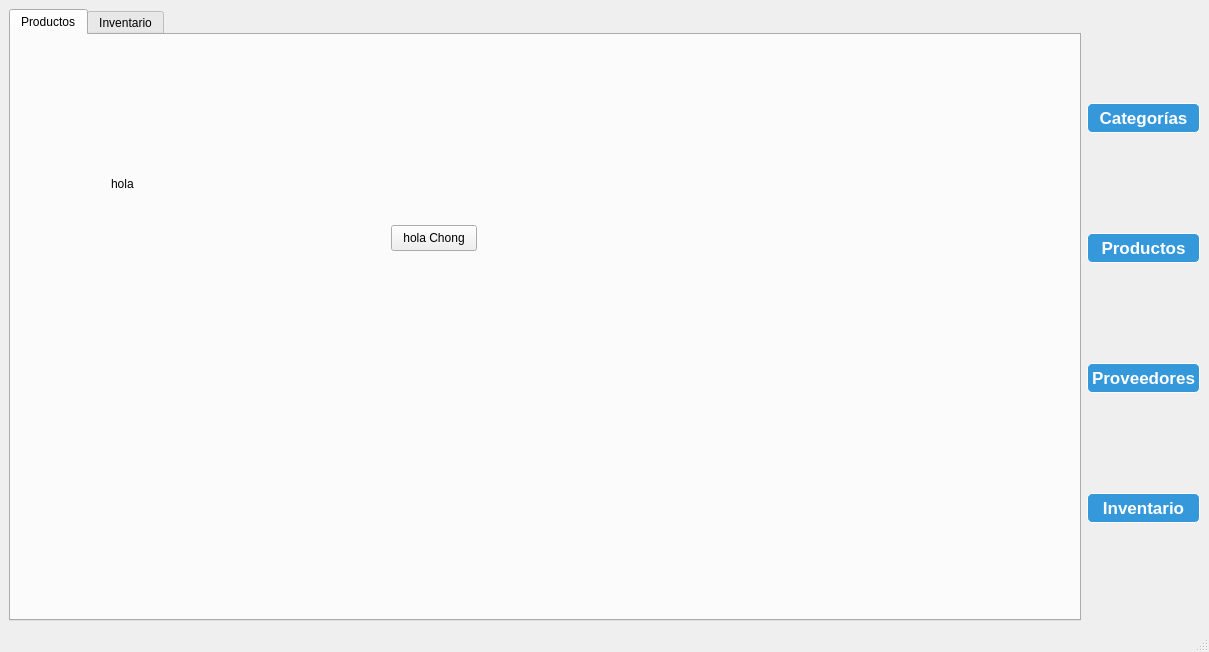
Above: mainwindow.ui from ramxv/NodeStock before the change. Below: the same form after it.
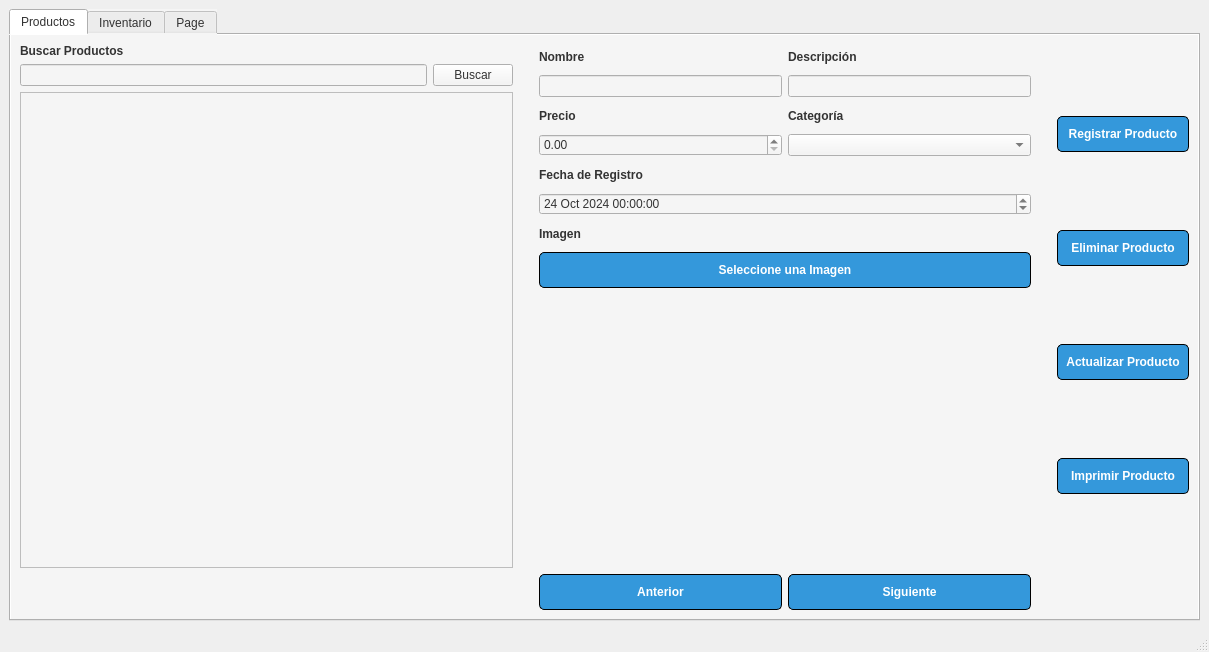
That is the form after the change.

Commit message: feat: add new page and features

The edit to the form file:
```diff
--- a/mainwindow.ui
+++ b/mainwindow.ui
@@ -20,6 +20,18 @@
    <layout class="QHBoxLayout" name="horizontalLayout">
     <item>
      <widget class="QTabWidget" name="tabWidget">
+      <property name="styleSheet">
+       <string notr="true">QWidget {
+    font-family: Arial, sans-serif;
+    background-color: #f5f5f5;  /* Light gray background for the form */
+    color: #333;                /* Dark text color */
+}
+
+QLabel {
+    font-weight: bold;          /* Bold labels for field names */
+}
+</string>
+      </property>
       <property name="currentIndex">
        <number>0</number>
       </property>
@@ -27,32 +39,429 @@
        <attribute name="title">
         <string>Productos</string>
        </attribute>
-       <widget class="QLabel" name="label_2">
-        <property name="geometry">
-         <rect>
-          <x>100</x>
-          <y>140</y>
-          <width>65</width>
-          <height>18</height>
-         </rect>
-        </property>
-        <property name="text">
-         <string>hola</string>
-        </property>
-       </widget>
-       <widget class="QPushButton" name="pushButton">
-        <property name="geometry">
-         <rect>
-          <x>380</x>
-          <y>190</y>
-          <width>86</width>
-          <height>26</height>
-         </rect>
-        </property>
-        <property name="text">
-         <string>hola Chong</string>
-        </property>
-       </widget>
+       <layout class="QGridLayout" name="gridLayout">
+        <item row="0" column="0">
+         <layout class="QVBoxLayout" name="verticalLayout_3">
+          <property name="sizeConstraint">
+           <enum>QLayout::SizeConstraint::SetMinimumSize</enum>
+          </property>
+          <item>
+           <layout class="QVBoxLayout" name="verticalLayout_2">
+            <item>
+             <widget class="QLabel" name="label_11">
+              <property name="text">
+               <string>Buscar Productos</string>
+              </property>
+             </widget>
+            </item>
+            <item>
+             <layout class="QHBoxLayout" name="horizontalLayout_3">
+              <item>
+               <widget class="QLineEdit" name="buscarLineEdit"/>
+              </item>
+              <item>
+               <widget class="QPushButton" name="buscarBtn">
+                <property name="text">
+                 <string>Buscar</string>
+                </property>
+               </widget>
+              </item>
+             </layout>
+            </item>
+           </layout>
+          </item>
+          <item>
+           <widget class="QTableView" name="prodTableview">
+            <property name="frameShape">
+             <enum>QFrame::Shape::StyledPanel</enum>
+            </property>
+            <property name="selectionMode">
+             <enum>QAbstractItemView::SelectionMode::SingleSelection</enum>
+            </property>
+            <property name="selectionBehavior">
+             <enum>QAbstractItemView::SelectionBehavior::SelectRows</enum>
+            </property>
+           </widget>
+          </item>
+         </layout>
+        </item>
+        <item row="0" column="1">
+         <spacer name="verticalSpacer">
+          <property name="orientation">
+           <enum>Qt::Orientation::Vertical</enum>
+          </property>
+          <property name="sizeHint" stdset="0">
+           <size>
+            <width>20</width>
+            <height>40</height>
+           </size>
+          </property>
+         </spacer>
+        </item>
+        <item row="0" column="2">
+         <layout class="QVBoxLayout" name="verticalLayout_7">
+          <item>
+           <layout class="QVBoxLayout" name="verticalLayout_6">
+            <item>
+             <layout class="QHBoxLayout" name="horizontalLayout_4">
+              <item>
+               <layout class="QVBoxLayout" name="col1">
+                <item>
+                 <layout class="QVBoxLayout" name="nombreProducto">
+                  <item>
+                   <widget class="QLabel" name="label_3">
+                    <property name="maximumSize">
+                     <size>
+                      <width>16777215</width>
+                      <height>25</height>
+                     </size>
+                    </property>
+                    <property name="text">
+                     <string>Nombre</string>
+                    </property>
+                   </widget>
+                  </item>
+                  <item>
+                   <widget class="QLineEdit" name="prodNombre"/>
+                  </item>
+                 </layout>
+                </item>
+                <item>
+                 <layout class="QHBoxLayout" name="horizontalLayout_2">
+                  <item>
+                   <layout class="QVBoxLayout" name="precioProducto">
+                    <item>
+                     <widget class="QLabel" name="label_5">
+                      <property name="maximumSize">
+                       <size>
+                        <width>16777215</width>
+                        <height>25</height>
+                       </size>
+                      </property>
+                      <property name="text">
+                       <string>Precio</string>
+                      </property>
+                     </widget>
+                    </item>
+                    <item>
+                     <widget class="QDoubleSpinBox" name="precioDoubleSpin">
+                      <property name="maximum">
+                       <double>9999.989999999999782</double>
+                      </property>
+                     </widget>
+                    </item>
+                   </layout>
+                  </item>
+                 </layout>
+                </item>
+               </layout>
+              </item>
+              <item>
+               <layout class="QVBoxLayout" name="verticalLayout_5">
+                <item>
+                 <layout class="QVBoxLayout" name="descripcionProducto">
+                  <item>
+                   <widget class="QLabel" name="label_4">
+                    <property name="maximumSize">
+                     <size>
+                      <width>16777215</width>
+                      <height>25</height>
+                     </size>
+                    </property>
+                    <property name="text">
+                     <string>Descripción</string>
+                    </property>
+                   </widget>
+                  </item>
+                  <item>
+                   <widget class="QLineEdit" name="prodDescripcion"/>
+                  </item>
+                 </layout>
+                </item>
+                <item>
+                 <layout class="QVBoxLayout" name="categoriaProducto">
+                  <item>
+                   <widget class="QLabel" name="label_7">
+                    <property name="maximumSize">
+                     <size>
+                      <width>16777215</width>
+                      <height>25</height>
+                     </size>
+                    </property>
+                    <property name="text">
+                     <string>Categoría</string>
+                    </property>
+                   </widget>
+                  </item>
+                  <item>
+                   <widget class="QComboBox" name="categoriaCbx"/>
+                  </item>
+                 </layout>
+                </item>
+               </layout>
+              </item>
+             </layout>
+            </item>
+            <item>
+             <layout class="QVBoxLayout" name="verticalLayout_4">
+              <item>
+               <layout class="QVBoxLayout" name="verticalLayout">
+                <item>
+                 <widget class="QLabel" name="label_2">
+                  <property name="maximumSize">
+                   <size>
+                    <width>16777215</width>
+                    <height>25</height>
+                   </size>
+                  </property>
+                  <property name="text">
+                   <string>Fecha de Registro</string>
+                  </property>
+                 </widget>
+                </item>
+                <item>
+                 <widget class="QDateTimeEdit" name="fechaRegistro">
+                  <property name="date">
+                   <date>
+                    <year>2024</year>
+                    <month>10</month>
+                    <day>24</day>
+                   </date>
+                  </property>
+                 </widget>
+                </item>
+               </layout>
+              </item>
+              <item>
+               <widget class="QLabel" name="label_8">
+                <property name="maximumSize">
+                 <size>
+                  <width>16777215</width>
+                  <height>25</height>
+                 </size>
+                </property>
+                <property name="text">
+                 <string>Imagen</string>
+                </property>
+               </widget>
+              </item>
+              <item>
+               <widget class="QPushButton" name="imageBtn">
+                <property name="font">
+                 <font>
+                  <family>Arial</family>
+                  <bold>true</bold>
+                 </font>
+                </property>
+                <property name="styleSheet">
+                 <string notr="true">QPushButton {
+	background-color: #3498db;     
+    color: white;                  
+    border-radius: 5px;       
+   	border: 1px solid black;
+    padding: 10px;
+}
+QPushButton:hover {
+    background-color: #2980b9;
+    border: 1px solid #ffffff;
+}</string>
+                </property>
+                <property name="text">
+                 <string>Seleccione una Imagen</string>
+                </property>
+               </widget>
+              </item>
+             </layout>
+            </item>
+           </layout>
+          </item>
+          <item>
+           <widget class="QLabel" name="imageContainerLbl">
+            <property name="text">
+             <string/>
+            </property>
+           </widget>
+          </item>
+         </layout>
+        </item>
+        <item row="0" column="3">
+         <spacer name="verticalSpacer_2">
+          <property name="orientation">
+           <enum>Qt::Orientation::Vertical</enum>
+          </property>
+          <property name="sizeHint" stdset="0">
+           <size>
+            <width>20</width>
+            <height>40</height>
+           </size>
+          </property>
+         </spacer>
+        </item>
+        <item row="0" column="4">
+         <layout class="QVBoxLayout" name="crudProductos">
+          <item>
+           <widget class="QPushButton" name="prodRegistrar">
+            <property name="font">
+             <font>
+              <family>Arial</family>
+              <bold>true</bold>
+             </font>
+            </property>
+            <property name="styleSheet">
+             <string notr="true">QPushButton {
+	background-color: #3498db;     
+    color: white;                  
+    border-radius: 5px;       
+   	border: 1px solid black;
+    padding: 10px 8px;
+}
+QPushButton:hover {
+    background-color: #2980b9;
+    border: 1px solid #ffffff;
+}</string>
+            </property>
+            <property name="text">
+             <string>Registrar Producto</string>
+            </property>
+           </widget>
+          </item>
+          <item>
+           <widget class="QPushButton" name="prodEliminar">
+            <property name="font">
+             <font>
+              <family>Arial</family>
+              <bold>true</bold>
+             </font>
+            </property>
+            <property name="styleSheet">
+             <string notr="true">QPushButton {
+	background-color: #3498db;     
+    color: white;                  
+    border-radius: 5px;       
+   	border: 1px solid black;
+    padding: 10px 8px;
+}
+QPushButton:hover {
+    background-color: #2980b9;
+    border: 1px solid #ffffff;
+}</string>
+            </property>
+            <property name="text">
+             <string>Eliminar Producto</string>
+            </property>
+           </widget>
+          </item>
+          <item>
+           <widget class="QPushButton" name="prodActualizar">
+            <property name="font">
+             <font>
+              <family>Arial</family>
+              <bold>true</bold>
+             </font>
+            </property>
+            <property name="styleSheet">
+             <string notr="true">QPushButton {
+	background-color: #3498db;     
+    color: white;                  
+    border-radius: 5px;       
+   	border: 1px solid black;
+    padding: 10px 8px;
+}
+QPushButton:hover {
+    background-color: #2980b9;
+    border: 1px solid #ffffff;
+}</string>
+            </property>
+            <property name="text">
+             <string>Actualizar Producto</string>
+            </property>
+           </widget>
+          </item>
+          <item>
+           <widget class="QPushButton" name="prodImprimir">
+            <property name="font">
+             <font>
+              <family>Arial</family>
+              <bold>true</bold>
+             </font>
+            </property>
+            <property name="styleSheet">
+             <string notr="true">QPushButton {
+	background-color: #3498db;     
+    color: white;                  
+    border-radius: 5px;       
+   	border: 1px solid black;
+    padding: 10px 8px;
+}
+QPushButton:hover {
+    background-color: #2980b9;
+    border: 1px solid #ffffff;
+}</string>
+            </property>
+            <property name="text">
+             <string>Imprimir Producto</string>
+            </property>
+           </widget>
+          </item>
+         </layout>
+        </item>
+        <item row="1" column="2">
+         <layout class="QHBoxLayout" name="paginacion">
+          <item>
+           <widget class="QPushButton" name="prodAnterior">
+            <property name="font">
+             <font>
+              <family>Arial</family>
+              <bold>true</bold>
+             </font>
+            </property>
+            <property name="styleSheet">
+             <string notr="true">QPushButton {
+	background-color: #3498db;     
+    color: white;                  
+    border-radius: 5px;       
+   	border: 1px solid black;
+    padding: 10px 8px;
+}
+QPushButton:hover {
+    background-color: #2980b9;
+    border: 1px solid #ffffff;
+}</string>
+            </property>
+            <property name="text">
+             <string>Anterior</string>
+            </property>
+           </widget>
+          </item>
+          <item>
+           <widget class="QPushButton" name="prodSiguiente">
+            <property name="font">
+             <font>
+              <family>Arial</family>
+              <bold>true</bold>
+             </font>
+            </property>
+            <property name="styleSheet">
+             <string notr="true">QPushButton {
+	background-color: #3498db;     
+    color: white;                  
+    border-radius: 5px;       
+   	border: 1px solid black;
+    padding: 10px 8px;
+}
+QPushButton:hover {
+    background-color: #2980b9;
+    border: 1px solid #ffffff;
+}</string>
+            </property>
+            <property name="text">
+             <string>Siguiente</string>
+            </property>
+           </widget>
+          </item>
+         </layout>
+        </item>
+       </layout>
       </widget>
       <widget class="QWidget" name="tab_2">
        <attribute name="title">
@@ -97,140 +506,13 @@
         </property>
        </widget>
       </widget>
+      <widget class="QWidget" name="tab_3">
+       <attribute name="title">
+        <string>Page</string>
+       </attribute>
+      </widget>
      </widget>
     </item>
-    <item>
-     <layout class="QVBoxLayout" name="verticalLayout">
-      <item>
-       <widget class="QPushButton" name="categoriaBtn">
-        <property name="font">
-         <font>
-          <pointsize>13</pointsize>
-          <bold>true</bold>
-         </font>
-        </property>
-        <property name="cursor">
-         <cursorShape>PointingHandCursor</cursorShape>
-        </property>
-        <property name="autoFillBackground">
-         <bool>false</bool>
-        </property>
-        <property name="styleSheet">
-         <string notr="true">QPushButton {
-	background-color: #3498db;     
-    color: white;                  
-    border-radius: 5px;       
-   	border: 1px solid white;
-    padding: 4px;
-}
-QPushButton:hover {
-    background-color: #2980b9;
-    border: 1px solid #ffffff;
-}</string>
-        </property>
-        <property name="text">
-         <string>Categorías</string>
-        </property>
-       </widget>
-      </item>
-      <item>
-       <widget class="QPushButton" name="productosBtn">
-        <property name="font">
-         <font>
-          <pointsize>13</pointsize>
-          <bold>true</bold>
-         </font>
-        </property>
-        <property name="cursor">
-         <cursorShape>PointingHandCursor</cursorShape>
-        </property>
-        <property name="autoFillBackground">
-         <bool>false</bool>
-        </property>
-        <property name="styleSheet">
-         <string notr="true">QPushButton {
-	background-color: #3498db;     
-    color: white;                  
-    border-radius: 5px;       
-   	border: 1px solid white;
-    padding: 4px;
-}
-QPushButton:hover {
-    background-color: #2980b9;
-    border: 1px solid #ffffff;
-}</string>
-        </property>
-        <property name="text">
-         <string>Productos</string>
-        </property>
-       </widget>
-      </item>
-      <item>
-       <widget class="QPushButton" name="proveedoresBtn">
-        <property name="font">
-         <font>
-          <pointsize>13</pointsize>
-          <bold>true</bold>
-         </font>
-        </property>
-        <property name="cursor">
-         <cursorShape>PointingHandCursor</cursorShape>
-        </property>
-        <property name="autoFillBackground">
-         <bool>false</bool>
-        </property>
-        <property name="styleSheet">
-         <string notr="true">QPushButton {
-	background-color: #3498db;     
-    color: white;                  
-    border-radius: 5px;       
-   	border: 1px solid white;
-    padding: 4px;
-}
-QPushButton:hover {
-    background-color: #2980b9;
-    border: 1px solid #ffffff;
-}</string>
-        </property>
-        <property name="text">
-         <string>Proveedores</string>
-        </property>
-       </widget>
-      </item>
-      <item>
-       <widget class="QPushButton" name="pushButton_7">
-        <property name="font">
-         <font>
-          <pointsize>13</pointsize>
-          <bold>true</bold>
-         </font>
-        </property>
-        <property name="cursor">
-         <cursorShape>PointingHandCursor</cursorShape>
-        </property>
-        <property name="autoFillBackground">
-         <bool>false</bool>
-        </property>
-        <property name="styleSheet">
-         <string notr="true">QPushButton {
-	background-color: #3498db;     
-    color: white;                  
-    border-radius: 5px;       
-   	border: 1px solid white;
-    padding: 4px;
-}
-QPushButton:hover {
-    background-color: #2980b9;
-    border: 1px solid #ffffff;
-}</string>
-        </property>
-        <property name="text">
-         <string>Inventario</string>
-        </property>
-       </widget>
-      </item>
-     </layout>
-    </item>
    </layout>
   </widget>
   <widget class="QMenuBar" name="menubar">
```
Left out of the diff: 2 changed lines with no effect on the pictures. The commit also changes 242 other files.
